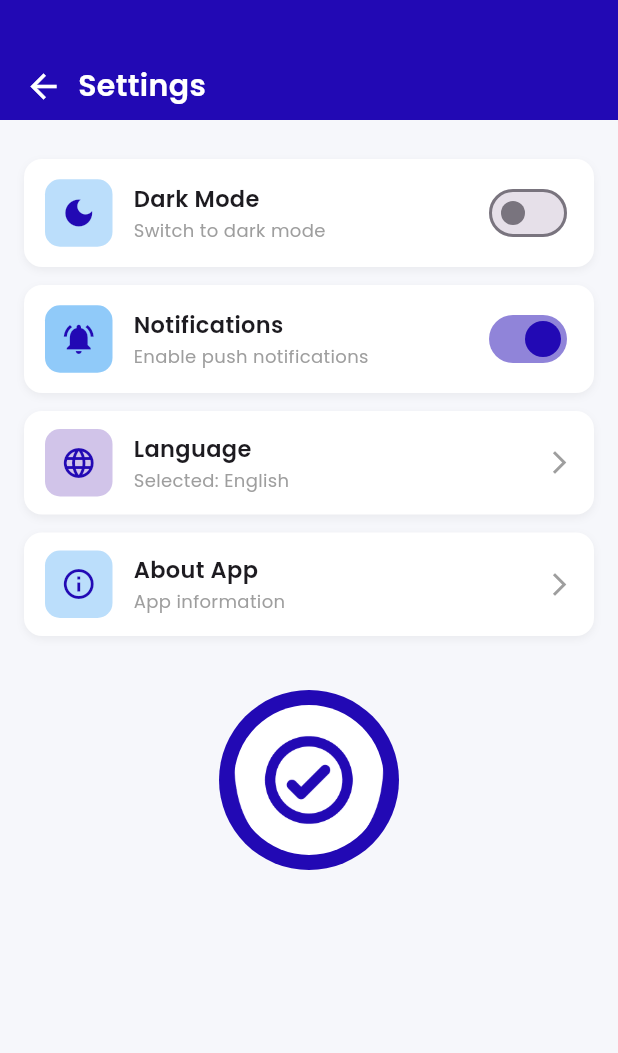
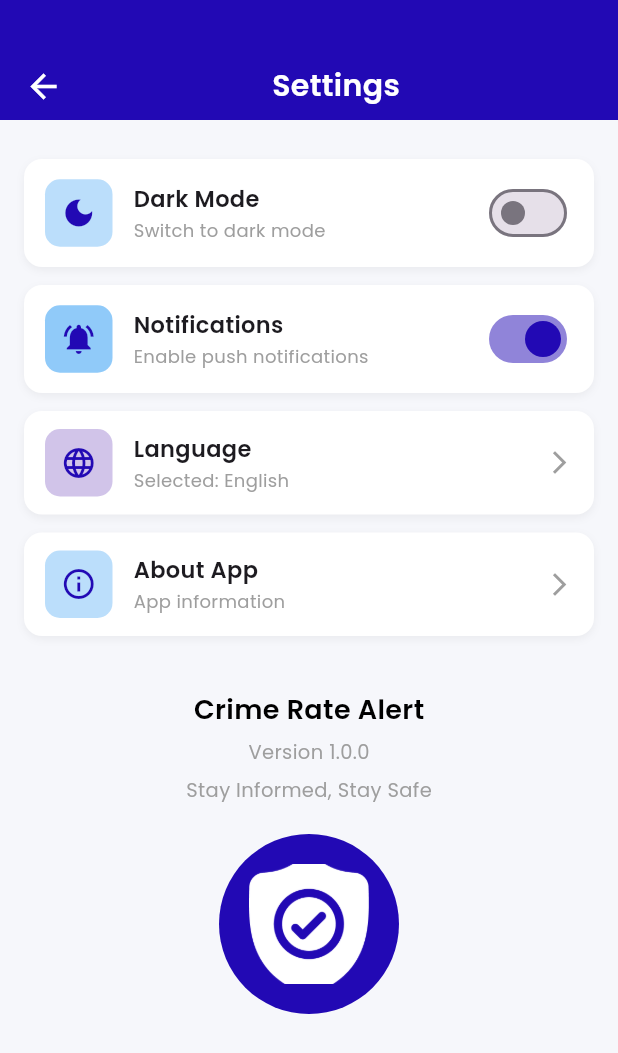
Before and after one commit to Amansarfraz/crime_app, a Flutter app: the SettingsScreen screen opened by its route, on a phone screen of 412 x 824 dp. Shown: the top 1053 px of the screen. Run offline on Flutter 3.47's test engine with Material 3 defaults, Android fonts, the phone set to English and light mode, and no system bars; our stand-ins replace google_fonts, lottie.

Commit message:
first commit

```diff
--- a/lib/screens/settings_screen.dart
+++ b/lib/screens/settings_screen.dart
@@ -20,7 +20,7 @@ class _SettingsScreenState extends State<SettingsScreen> {
       backgroundColor: const Color(0xFFF6F7FB),
       body: Column(
         children: [
-          // 🔷 Header (Settings with arrow)
+          // 🔷 Header
           Container(
             height: 80,
             width: double.infinity,
@@ -37,13 +37,17 @@ class _SettingsScreenState extends State<SettingsScreen> {
                   ),
                 ),
                 const SizedBox(width: 10),
-                const Text(
+                const Expanded(
+                  child: Center(
+                    child: Text(
                       "Settings",
                       style: TextStyle(
                         fontFamily: 'Poppins',
                         color: Colors.white,
                         fontWeight: FontWeight.w600,
                         fontSize: 20,
+                      ),
+                    ),
                   ),
                 ),
               ],
@@ -122,7 +126,41 @@ class _SettingsScreenState extends State<SettingsScreen> {
 
           const SizedBox(height: 30),
 
-          // 🟦 Blue circular background + image (replacing logo)
+          // 📱 App Info (Keep this area as it is)
+          const Text(
+            "Crime Rate Alert",
+            style: TextStyle(
+              fontFamily: 'Poppins',
+              fontWeight: FontWeight.w600,
+              fontSize: 18,
+              color: Colors.black,
+            ),
+          ),
+          const SizedBox(height: 6),
+          const Text(
+            "Version 1.0.0",
+            style: TextStyle(
+              fontFamily: 'Poppins',
+              color: Colors.grey,
+              fontSize: 13,
+            ),
+          ),
+          const SizedBox(height: 6),
+          const Text(
+            "Stay Informed, Stay Safe",
+            style: TextStyle(
+              fontFamily: 'Poppins',
+              fontSize: 13,
+              color: Colors.grey,
+            ),
+          ),
+
+          const SizedBox(height: 20),
+
+          // 🟦 Blue Circle with Image on top
+          Stack(
+            alignment: Alignment.center,
+            children: [
               Container(
                 width: 120,
                 height: 120,
@@ -130,15 +168,14 @@ class _SettingsScreenState extends State<SettingsScreen> {
                   shape: BoxShape.circle,
                   color: Color(0xFF2209B4), // same color as header
                 ),
-            child: Padding(
-              padding: const EdgeInsets.all(10),
-              child: ClipOval(
-                child: Image.asset(
-                  'assets/images/Group.png', // 👈 your image path here
+              ),
+              Image.asset(
+                'assets/images/Group.png', // 👈 your image path
+                width: 80,
+                height: 80,
                 fit: BoxFit.cover,
               ),
-              ),
-            ),
+            ],
           ),
         ],
       ),
```
Lines whose indentation alone changed are shown as unchanged.
